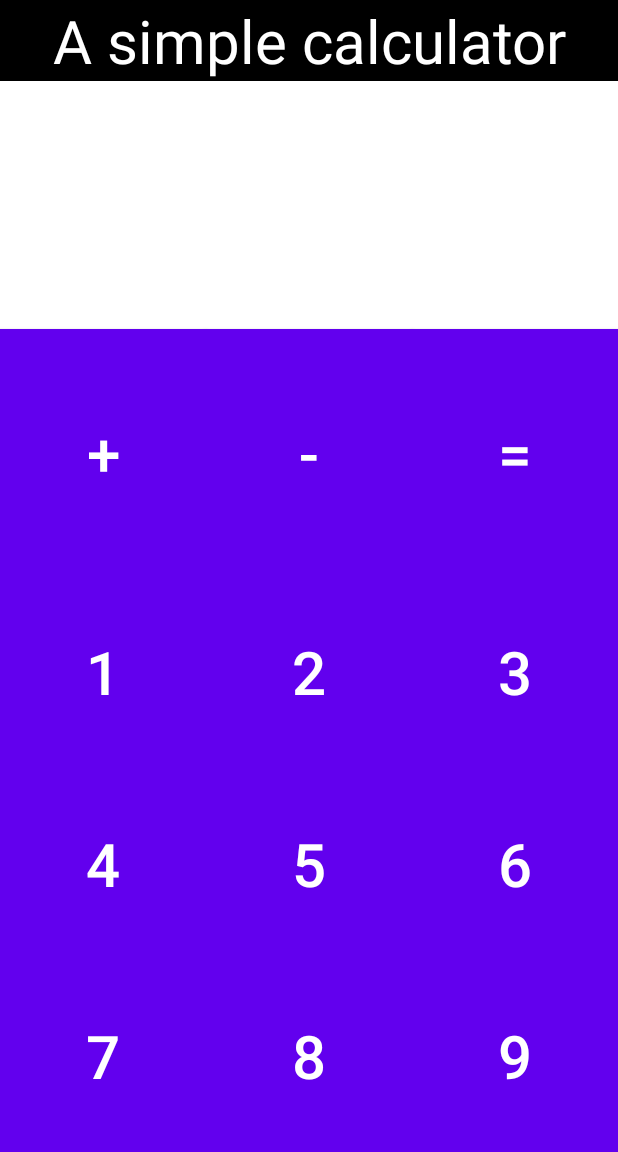
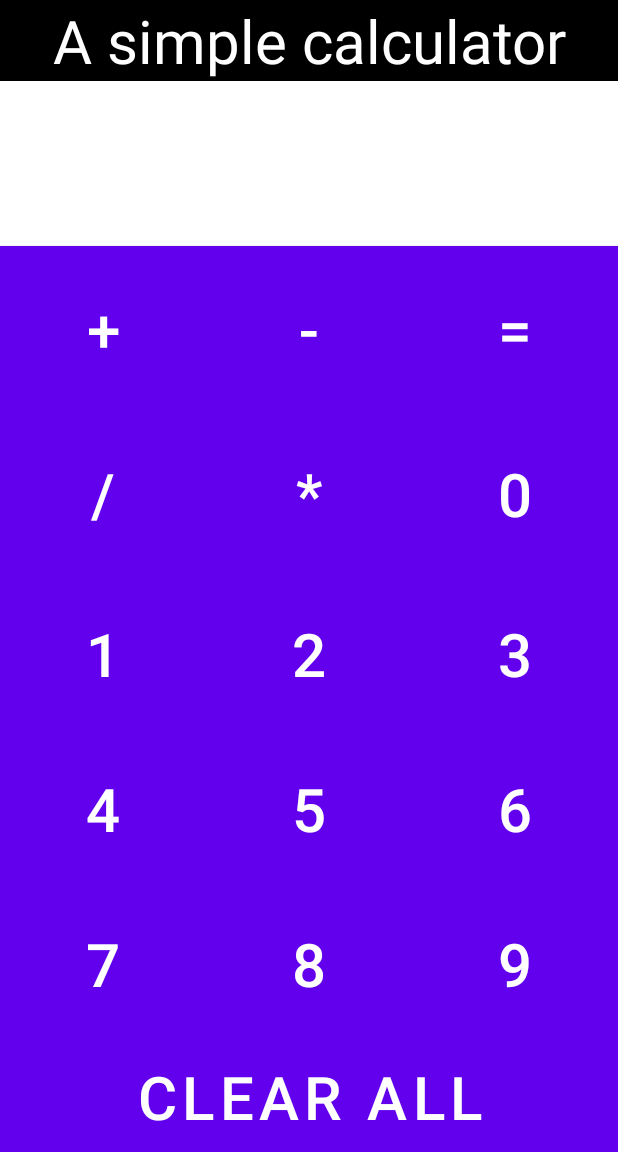
Before and after one commit to ilya-shevtsov/MyCalculator, an Android app: the screen it shows after launch (MainActivity), on a phone screen of 412 x 824 dp, the part 84-1236 px from its top. Run offline under Robolectric (Android 15) with nearby library versions, the phone set to English and light mode, and no system bars; 1 statement that could not run was skipped.

Commit message:
All numbers work, Sum works

```diff
--- a/app/src/main/java/com/example/myapplication/MainActivity.kt
+++ b/app/src/main/java/com/example/myapplication/MainActivity.kt
@@ -7,27 +7,52 @@ import android.widget.TextView
 
 class MainActivity : AppCompatActivity() {
 
+    private lateinit var buttonZero: Button
     private lateinit var buttonOne: Button
     private lateinit var buttonTwo: Button
+    private lateinit var buttonThree: Button
+    private lateinit var buttonFour: Button
+    private lateinit var buttonFive: Button
+    private lateinit var buttonSix: Button
+    private lateinit var buttonSeven: Button
+    private lateinit var buttonEight: Button
+    private lateinit var buttonNine: Button
+
     private lateinit var buttonSum: Button
     private lateinit var buttonCalculate: Button
     private lateinit var result: TextView
+    private lateinit var ClearAll: Button
     private var startResult = " "
 
     override fun onCreate(savedInstanceState: Bundle?) {
         super.onCreate(savedInstanceState)
         setContentView(R.layout.activity_main)
 
+        buttonZero = findViewById(R.id.Zero)
         buttonOne = findViewById(R.id.One)
         buttonTwo = findViewById(R.id.Two)
+        buttonThree = findViewById(R.id.Three)
+        buttonFour = findViewById(R.id.Four)
+        buttonFive = findViewById(R.id.Five)
+        buttonSix = findViewById(R.id.Six)
+        buttonSeven = findViewById(R.id.Seven)
+        buttonEight = findViewById(R.id.Eight)
+        buttonNine = findViewById(R.id.Nine)
+
         buttonSum = findViewById(R.id.Sum)
         buttonCalculate = findViewById(R.id.Calculate)
+
         result = findViewById(R.id.ResultID)
         result.text = startResult
 
-        result.setOnClickListener {
+        ClearAll.setOnClickListener {
             startResult = " "
             result.text = " "
+        }
+
+        buttonZero.setOnClickListener {
+            startResult += getString(R.string.Zero)
+            result.text = startResult
         }
 
         buttonOne.setOnClickListener {
@@ -40,13 +65,56 @@ class MainActivity : AppCompatActivity() {
             result.text = startResult
         }
 
-        buttonSum.setOnClickListener {
-            startResult += getString(R.string.Sum)
+        buttonThree.setOnClickListener {
+            startResult += getString(R.string.Three)
             result.text = startResult
         }
 
+        buttonFour.setOnClickListener {
+            startResult += getString(R.string.Four)
+            result.text = startResult
+        }
+
+        buttonFive.setOnClickListener {
+            startResult += getString(R.string.Five)
+            result.text = startResult
+        }
+
+        buttonSix.setOnClickListener {
+            startResult += getString(R.string.Six)
+            result.text = startResult
+        }
+
+        buttonSeven.setOnClickListener {
+            startResult += getString(R.string.Seven)
+            result.text = startResult
+        }
+
+        buttonEight.setOnClickListener {
+            startResult += getString(R.string.Eight)
+            result.text = startResult
+        }
+
+        buttonNine.setOnClickListener {
+            startResult += getString(R.string.Nine)
+            result.text = startResult
+        }
+
+
+        buttonSum.setOnClickListener {
+            if (startResult.last().toString() != getString(R.string.Sum)) {
+                startResult += getString(R.string.Sum)
+                result.text = startResult
+            }
+        }
+
         buttonCalculate.setOnClickListener {
-            result.text = calculate()
+            if (startResult.last().toString() != getString(R.string.Sum)) {
+                val calculationResult = calculate()
+                result.text = calculationResult
+                startResult = calculationResult
+
+            }
         }
 
 
@@ -55,7 +123,7 @@ class MainActivity : AppCompatActivity() {
     private fun calculate(): String {
         val split = startResult.split("+")
         val numbers = split.map { numberString ->
-            numberString.replace(" ","").toInt()
+            numberString.replace(" ", "").toInt()
         }
         return numbers.sum().toString()
     }
--- a/app/src/main/res/layout/activity_main.xml
+++ b/app/src/main/res/layout/activity_main.xml
@@ -14,7 +14,6 @@
         app:layout_constraintGuide_percent="0.5" />
 
 
-
     <TextView
         android:id="@+id/Title"
         android:layout_width="match_parent"
@@ -29,18 +28,17 @@
 
     <TextView
         android:id="@+id/ResultID"
-        android:layout_marginEnd="10dp"
         android:layout_width="0dp"
         android:layout_height="0dp"
+        android:layout_marginEnd="10dp"
         android:gravity="center_vertical|end"
         android:text="@string/Result"
         android:textSize="50sp"
         app:layout_constraintBottom_toTopOf="@+id/Sum"
         app:layout_constraintEnd_toEndOf="parent"
-        app:layout_constraintHorizontal_bias="0.0"
         app:layout_constraintStart_toStartOf="parent"
+        app:layout_constraintTop_toBottomOf="@+id/Title" />
 
-        app:layout_constraintTop_toBottomOf="@+id/Title" />
 
     <Button
         android:id="@+id/Sum"
@@ -49,11 +47,10 @@
         android:background="@color/black"
         android:text="@string/Sum"
         android:textSize="40sp"
-        app:layout_constraintBottom_toTopOf="@+id/One"
-        app:layout_constraintEnd_toStartOf="@+id/Minus"
+        app:layout_constraintBottom_toTopOf="@+id/Divide"
+        app:layout_constraintEnd_toStartOf="@+id/multiply"
         app:layout_constraintStart_toStartOf="parent"
-        app:layout_constraintTop_toBottomOf="@id/ResultID"
-       />
+        app:layout_constraintTop_toBottomOf="@id/ResultID" />
 
     <Button
         android:id="@+id/Minus"
@@ -78,6 +75,42 @@
         app:layout_constraintEnd_toEndOf="parent"
         app:layout_constraintStart_toEndOf="@+id/Minus"
         app:layout_constraintTop_toTopOf="@id/Sum" />
+
+    <Button
+        android:id="@+id/Divide"
+        android:layout_width="0dp"
+        android:layout_height="0dp"
+        android:background="@color/black"
+        android:text="@string/Divide"
+        android:textSize="40sp"
+        app:layout_constraintBottom_toTopOf="@+id/One"
+        app:layout_constraintEnd_toStartOf="@+id/Minus"
+        app:layout_constraintStart_toStartOf="parent"
+        app:layout_constraintTop_toBottomOf="@id/Sum" />
+
+    <Button
+        android:id="@+id/multiply"
+        android:layout_width="0dp"
+        android:layout_height="0dp"
+        android:background="@color/black"
+        android:text="@string/Multiply"
+        android:textSize="40sp"
+        app:layout_constraintBottom_toBottomOf="@id/Divide"
+        app:layout_constraintEnd_toStartOf="@+id/Calculate"
+        app:layout_constraintStart_toEndOf="@+id/Sum"
+        app:layout_constraintTop_toTopOf="@id/Divide" />
+
+    <Button
+        android:id="@+id/Zero"
+        android:layout_width="0dp"
+        android:layout_height="0dp"
+        android:background="@color/black"
+        android:text="@string/Zero"
+        android:textSize="40sp"
+        app:layout_constraintBottom_toBottomOf="@id/Divide"
+        app:layout_constraintEnd_toEndOf="parent"
+        app:layout_constraintStart_toEndOf="@+id/Minus"
+        app:layout_constraintTop_toTopOf="@id/Divide" />
 
     <Button
         android:id="@+id/One"
@@ -161,9 +194,11 @@
         android:text="@string/Seven"
         android:textSize="40sp"
         app:layout_constraintBottom_toBottomOf="parent"
+        app:layout_constraintBottom_toTopOf="@+id/clearAll"
         app:layout_constraintEnd_toStartOf="@+id/Two"
         app:layout_constraintStart_toStartOf="parent"
         app:layout_constraintTop_toBottomOf="@+id/Four" />
+
 
     <Button
         android:id="@+id/Eight"
@@ -175,7 +210,7 @@
         app:layout_constraintBottom_toBottomOf="@id/Seven"
         app:layout_constraintEnd_toStartOf="@+id/Three"
         app:layout_constraintStart_toEndOf="@+id/One"
-        app:layout_constraintTop_toBottomOf="@id/Five"
+        app:layout_constraintTop_toBottomOf="@id/Seven"
         app:layout_constraintTop_toTopOf="@id/Seven" />
 
     <Button
@@ -188,8 +223,20 @@
         app:layout_constraintBottom_toBottomOf="@id/Seven"
         app:layout_constraintEnd_toEndOf="parent"
         app:layout_constraintStart_toEndOf="@+id/Two"
-        app:layout_constraintTop_toBottomOf="@id/Six"
+        app:layout_constraintTop_toBottomOf="@id/Seven"
         app:layout_constraintTop_toTopOf="@id/Seven" />
+
+    <Button
+        android:id="@+id/clearAll"
+        android:layout_width="match_parent"
+        android:layout_height="wrap_content"
+        android:background="@color/black"
+        android:text="@string/ClearAll"
+        android:textSize="40sp"
+        app:layout_constraintBottom_toBottomOf="parent"
+        app:layout_constraintEnd_toEndOf="parent"
+        app:layout_constraintStart_toStartOf="parent"
+        app:layout_constraintTop_toBottomOf="@+id/Seven" />
 
 
 </androidx.constraintlayout.widget.ConstraintLayout>
--- a/app/src/main/res/values/strings.xml
+++ b/app/src/main/res/values/strings.xml
@@ -2,6 +2,7 @@
     <string name="app_name">My Application</string>
     <string name="Title">A simple calculator</string>
     <string name="Result">0</string>
+    <string name="Zero">0</string>
     <string name="One">1</string>
     <string name="Two">2</string>
     <string name="Three">3</string>
@@ -14,5 +15,12 @@
     <string name="Calculate">=</string>
     <string name="Sum">+</string>
     <string name="Minus">-</string>
+    <string name="Divide">/</string>
+    <string name="Multiply">*</string>
+    <string name="ClearAll">Clear All</string>
+
+
+    <string name="esterEgg">RUN!</string>
+    <string name="esterEggVal">4+8+15+16+23+42</string>
 
 </resources>
```
